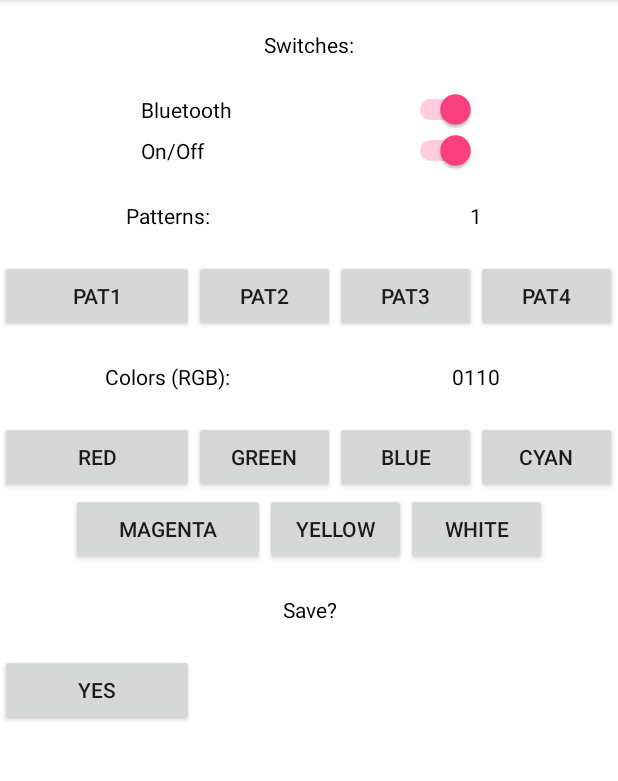
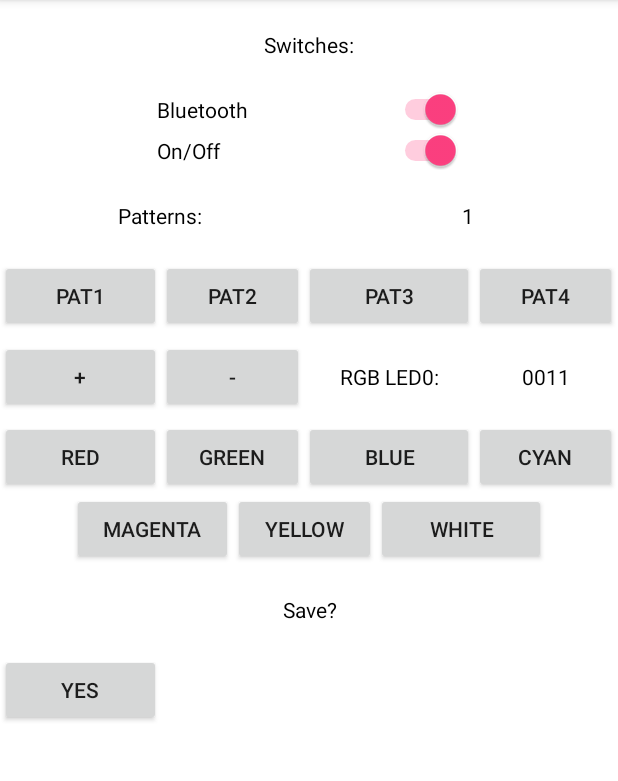
Before and after one commit to jhollister/bike-hack, an Android app: the screen it shows after launch (MainActivity), after a tap on "CYAN", on a phone screen of 412 x 824 dp, the part 84-865 px from its top. Run offline under Robolectric (Android 15) with nearby library versions, the phone set to English and light mode, and no system bars; 2 statements that could not run were skipped; 3 other taps on this screen came first.

Commit message:
Color for individual LEDs.

```diff
--- a/Android/app/src/main/java/org/codingjunkie/bikehack/MainActivity.java
+++ b/Android/app/src/main/java/org/codingjunkie/bikehack/MainActivity.java
@@ -17,14 +17,19 @@ import android.widget.Switch;
 import android.widget.TextView;
 import android.widget.Toast;
 
+import java.util.ArrayList;
 import java.util.HashMap;
+import java.util.List;
 
 
 public class MainActivity extends AppCompatActivity {
     private final String TAG = MainActivity.class.getSimpleName();
     private final String macAddress = "20:C9:D0:BA:44:2C";
+    private final int numLEDs = 30;
+    private Integer ledIndex = 0;
     private BlueGuy bt = null;
     private HashMap<String, Integer> data = new HashMap<String, Integer>();
+    private List ledColors;
     private String pattern;
     private String color;
 
@@ -105,62 +110,80 @@ public class MainActivity extends AppCompatActivity {
             }
         });
 
+        // Button Colors
         final Button buttonColor1 = (Button) findViewById(R.id.btnColr1);
         buttonColor1.setOnClickListener(new View.OnClickListener() {
             public void onClick(View v) {
-                color = "0100";
-                setTextViewValue(R.id.TextViewColorsValue, color);
+                ledColors.set(ledIndex, "0100");
+                setTextViewValue(R.id.TextViewColorsValue, ledColors.get(ledIndex).toString());
             }
         });
 
         final Button buttonColor2 = (Button) findViewById(R.id.btnColr2);
         buttonColor2.setOnClickListener(new View.OnClickListener() {
             public void onClick(View v) {
-                color = "0010";
-                setTextViewValue(R.id.TextViewColorsValue, color);
+                ledColors.set(ledIndex, "0010");
+                setTextViewValue(R.id.TextViewColorsValue, ledColors.get(ledIndex).toString());
             }
         });
 
         final Button buttonColor3 = (Button) findViewById(R.id.btnColr3);
         buttonColor3.setOnClickListener(new View.OnClickListener() {
             public void onClick(View v) {
-                color = "0001";
-                setTextViewValue(R.id.TextViewColorsValue, color);
+                ledColors.set(ledIndex, "0001");
+                setTextViewValue(R.id.TextViewColorsValue, ledColors.get(ledIndex).toString());
             }
         });
 
         final Button buttonColor4 = (Button) findViewById(R.id.btnColr4);
         buttonColor4.setOnClickListener(new View.OnClickListener() {
             public void onClick(View v) {
-                color = "0110";
-                setTextViewValue(R.id.TextViewColorsValue, color);
+                ledColors.set(ledIndex, "0011");
+                setTextViewValue(R.id.TextViewColorsValue, ledColors.get(ledIndex).toString());
             }
         });
 
         final Button buttonColor5 = (Button) findViewById(R.id.btnColr5);
         buttonColor5.setOnClickListener(new View.OnClickListener() {
             public void onClick(View v) {
-                color = "0101";
-                setTextViewValue(R.id.TextViewColorsValue, color);
+                ledColors.set(ledIndex, "0101");
+                setTextViewValue(R.id.TextViewColorsValue, ledColors.get(ledIndex).toString());
             }
         });
 
         final Button buttonColor6 = (Button) findViewById(R.id.btnColr6);
         buttonColor6.setOnClickListener(new View.OnClickListener() {
             public void onClick(View v) {
-                color = "0011";
-                setTextViewValue(R.id.TextViewColorsValue, color);
+                ledColors.set(ledIndex, "0110");
+                setTextViewValue(R.id.TextViewColorsValue, ledColors.get(ledIndex).toString());
             }
         });
 
         final Button buttonColor7 = (Button) findViewById(R.id.btnColr7);
         buttonColor7.setOnClickListener(new View.OnClickListener() {
             public void onClick(View v) {
-                color = "0111";
-                setTextViewValue(R.id.TextViewColorsValue, color);
+                ledColors.set(ledIndex, "0111");
+                setTextViewValue(R.id.TextViewColorsValue, ledColors.get(ledIndex).toString());
             }
         });
 
+        final Button buttonIncIndex = (Button) findViewById(R.id.btnLedUp);
+        buttonIncIndex.setOnClickListener(new View.OnClickListener() {
+            public void onClick(View v) {
+                Integer tmp = incLedIndex();
+                setTextViewValue(R.id.TextViewColors, "RGB LED" + ledIndex.toString() + ":");
+                setTextViewValue(R.id.TextViewColorsValue, ledColors.get(ledIndex).toString());
+            }
+        });
+
+        final Button buttonDecIndex = (Button) findViewById(R.id.btnLedDown);
+        buttonDecIndex.setOnClickListener(new View.OnClickListener() {
+            public void onClick(View v) {
+                Integer tmp = decLedIndex();
+                setTextViewValue(R.id.TextViewColors, "RGB LED" + ledIndex.toString() + ":");
+                setTextViewValue(R.id.TextViewColorsValue, ledColors.get(ledIndex).toString());
+            }
+        });
     }
 
     @Override
@@ -204,6 +227,7 @@ public class MainActivity extends AppCompatActivity {
 
         setTextViewValue(R.id.TextViewPatternsValue, pattern);
         setTextViewValue(R.id.TextViewColorsValue, color);
+        setTextViewValue(R.id.TextViewColors, "RGB LED" + ledIndex.toString() + ":");
 
         if (data.get("bt") == 1) {
             doConnect();
@@ -233,6 +257,10 @@ public class MainActivity extends AppCompatActivity {
         color = "0100";
         data.put("bt", 1);
         data.put("on", 1);
+        ledColors = new ArrayList();
+        for (int i = 0; i < numLEDs; i++) {
+            ledColors.add("0100");
+        }
     }
 
     private void setTextViewValue(int id, String str) {
@@ -241,7 +269,6 @@ public class MainActivity extends AppCompatActivity {
     }
 
     private void send() {
-        int numLEDs = 30;
         String tmpString = "";
         String tmpColor = "0000";
 
@@ -251,12 +278,12 @@ public class MainActivity extends AppCompatActivity {
             return;
         }
 
-        if (data.get("on") == 1) {
-            tmpColor = color;
+        if (data.get("on") == 0) {
+            tmpColor = "";
         }
 
         for (int i = 0; i < numLEDs; i++) {
-            tmpString += tmpColor;
+            tmpString += ((tmpColor == "") ? "0000" : ledColors.get(i));
         }
 
         bt.write(pattern + binToHex(tmpString) + "\n");
@@ -293,4 +320,12 @@ public class MainActivity extends AppCompatActivity {
         }
         return tmp;
     }
+
+    public Integer incLedIndex() {
+        return (ledIndex < numLEDs - 1) ? ledIndex++ : ledIndex;
+    }
+
+    public Integer decLedIndex() {
+        return (ledIndex > 0) ? ledIndex-- : ledIndex;
+    }
 }
--- a/Android/app/src/main/res/layout/activity_main.xml
+++ b/Android/app/src/main/res/layout/activity_main.xml
@@ -117,17 +117,42 @@
         android:layout_width="fill_parent"
         android:gravity="center_horizontal">
 
+        <Button
+            style="?android:attr/buttonStyleSmall"
+            android:layout_width="wrap_content"
+            android:layout_height="wrap_content"
+            android:text="+"
+            android:id="@+id/btnLedUp"
+            android:layout_column="0" />
+
+        <Button
+            style="?android:attr/buttonStyleSmall"
+            android:layout_width="wrap_content"
+            android:layout_height="wrap_content"
+            android:text="-"
+            android:id="@+id/btnLedDown"
+            android:layout_column="1" />
+
         <TextView
-        android:id="@+id/TextViewColors" android:text="Colors (RGB):"
-        android:layout_weight="1" android:background="#fff"
-        android:textColor="#000000"
-        android:padding="20dip" android:gravity="center"/>
+            android:id="@+id/TextViewColors" android:text="Color LED (RGB):"
+            android:layout_weight="1" android:background="#fff"
+            android:textColor="#000000"
+            android:padding="20dip" android:gravity="center"
+            android:layout_column="2" />
+
+        <!--<TextView-->
+            <!--android:id="@+id/TextViewColorsIndex" android:text=""-->
+            <!--android:layout_weight="2" android:background="#fff"-->
+            <!--android:textColor="#000000"-->
+            <!--android:padding="20dip" android:gravity="center"-->
+            <!--android:layout_column="3" />-->
 
         <TextView
             android:id="@+id/TextViewColorsValue" android:text=""
-            android:layout_weight="1" android:background="#fff"
+            android:layout_weight="2" android:background="#fff"
             android:textColor="#000000"
-            android:padding="20dip" android:gravity="center"/>
+            android:padding="20dip" android:gravity="center"
+            android:layout_column="3" />
     </TableRow>
 
     <!-- Row 3 -->
```
